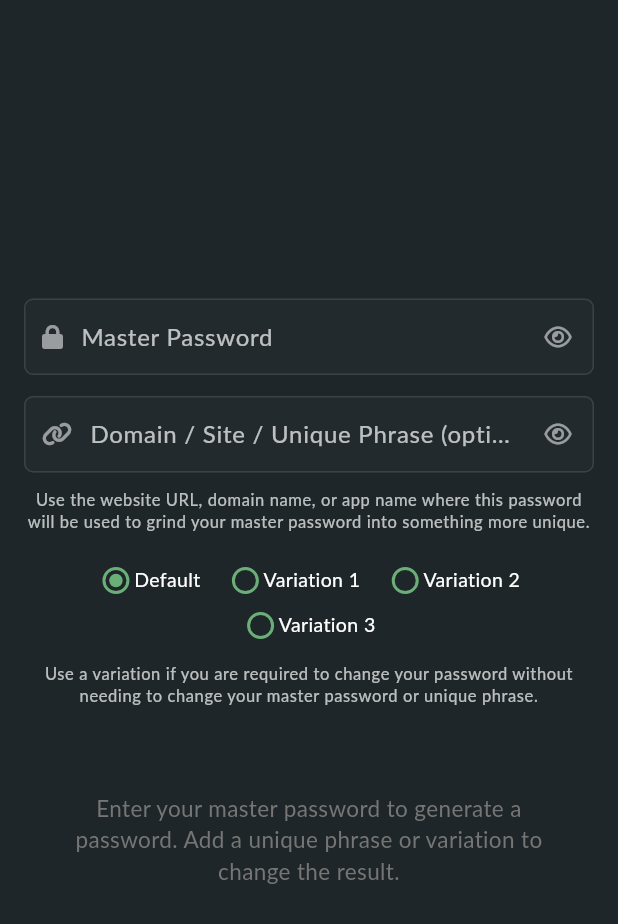
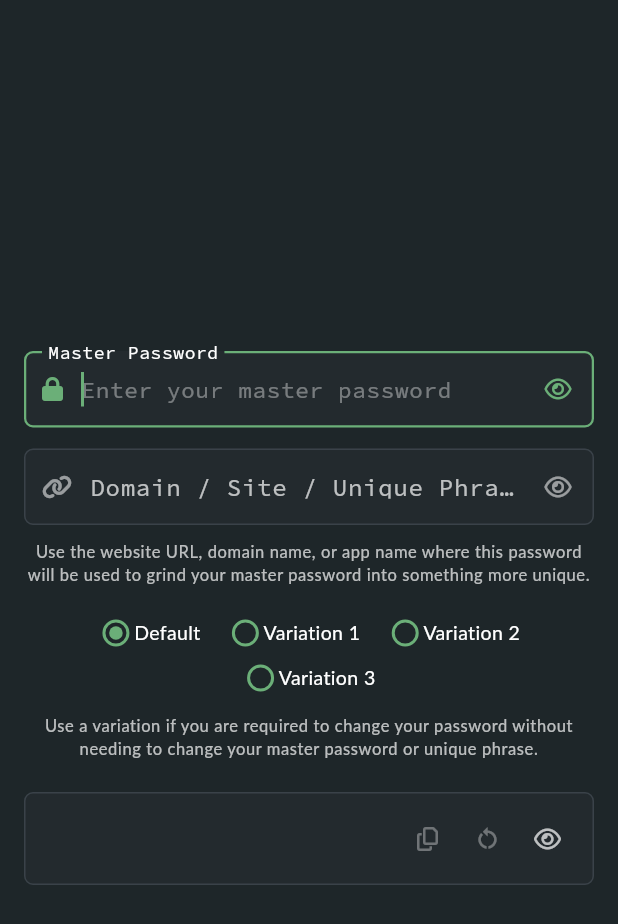
Before and after one commit to jeremycaris/passgrinder-desktop, a Flutter app: the screen it shows after launch, on a phone screen of 412 x 824 dp. Shown: the top 924 px of the screen. Run offline on Flutter 3.47's test engine with Material 3 defaults, Android fonts, the phone set to English and light mode, and no system bars; our stand-ins replace font_awesome_flutter; project files that could hold a hidden picture were left out.

Commit message:
Refactor password field and home screen logic; implement auto-reset feature and enhance macOS app lifecycle handling

```diff
--- a/lib/main.dart
+++ b/lib/main.dart
@@ -51,6 +51,7 @@ class PassGrinderApp extends StatelessWidget {
       useMaterial3: true,
       colorScheme: darkScheme,
       scaffoldBackgroundColor: bg,
+      fontFamily: 'Lato',
       iconTheme: const IconThemeData(color: Colors.white70),
       textTheme: baseTextTheme.copyWith(
         bodySmall: const TextStyle(fontFamily: 'Lato', fontSize: 11),
@@ -73,9 +74,9 @@ class PassGrinderApp extends StatelessWidget {
         }),
         labelStyle: MaterialStateTextStyle.resolveWith((states) {
           if (states.contains(MaterialState.focused)) {
-            return const TextStyle(color: Colors.white, fontWeight: FontWeight.w500);
+            return const TextStyle(color: Colors.white, fontWeight: FontWeight.w500, fontFamily: 'Lato');
           }
-          return const TextStyle(color: Colors.white70, fontWeight: FontWeight.w500);
+          return const TextStyle(color: Colors.white70, fontWeight: FontWeight.w500, fontFamily: 'Lato');
         }),
         hintStyle: const TextStyle(color: Colors.white38, fontFamily: 'Lato'),
         border: const OutlineInputBorder(
--- a/lib/screens/home_screen.dart
+++ b/lib/screens/home_screen.dart
@@ -1,3 +1,6 @@
+import 'dart:math' as math;
+import 'dart:async';
+
 import 'package:flutter/material.dart';
 import 'package:flutter/services.dart';
 import 'package:font_awesome_flutter/font_awesome_flutter.dart';
@@ -13,27 +16,110 @@ class HomeScreen extends StatefulWidget {
 }
 
 class _HomeScreenState extends State<HomeScreen> {
+  static const MethodChannel _appEventsChannel = MethodChannel('appEvents');
   final _masterPasswordController = TextEditingController();
   final _uniquePhraseController = TextEditingController();
+  final _masterPasswordFocusNode = FocusNode();
   bool _showMaster = false;
   bool _showUnique = false;
+  bool _scheduledFocus = false;
+  Timer? _autoResetTimer;
+  static const Duration _autoResetDuration = Duration(minutes: 1);
+  GeneratorService? _service;
+
+  void _focusMasterField() {
+    if (_scheduledFocus) return;
+    _scheduledFocus = true;
+    WidgetsBinding.instance.addPostFrameCallback((_) {
+      _scheduledFocus = false;
+      if (!mounted) return;
+      _masterPasswordFocusNode.requestFocus();
+    });
+  }
+
+  void _scheduleAutoReset() {
+    _autoResetTimer?.cancel();
+    _autoResetTimer = Timer(_autoResetDuration, () {
+      if (!mounted) return;
+      final service = context.read<GeneratorService>();
+      _masterPasswordController.clear();
+      _uniquePhraseController.clear();
+      service.clear();
+      _focusMasterField();
+      _autoResetTimer = null;
+    });
+  }
+
+  void _cancelAutoReset() {
+    _autoResetTimer?.cancel();
+    _autoResetTimer = null;
+  }
+
+  void _onServiceChanged() {
+    if (!mounted) return;
+    final pwd = _service?.generatedPassword ?? '';
+    if (pwd.isNotEmpty) {
+      _scheduleAutoReset();
+    } else {
+      _cancelAutoReset();
+    }
+  }
+
+  @override
+  void initState() {
+    super.initState();
+    // Auto-focus the master password field when the screen loads
+    _focusMasterField();
+
+    // Listen for macOS app/window lifecycle events from native code
+    _appEventsChannel.setMethodCallHandler((call) async {
+      switch (call.method) {
+        case 'appHidden':
+        case 'appWillTerminate':
+          if (!mounted) return;
+          final service = context.read<GeneratorService>();
+          _masterPasswordController.clear();
+          _uniquePhraseController.clear();
+          service.clear();
+          _cancelAutoReset();
+          _focusMasterField();
+          break;
+        default:
+          break;
+      }
+    });
+
+    // Attach listener to service after first build
+    WidgetsBinding.instance.addPostFrameCallback((_) {
+      _service = context.read<GeneratorService>();
+      _service?.addListener(_onServiceChanged);
+    });
+  }
 
   @override
   void dispose() {
     _masterPasswordController.dispose();
     _uniquePhraseController.dispose();
+    _masterPasswordFocusNode.dispose();
+    _cancelAutoReset();
+    _service?.removeListener(_onServiceChanged);
     super.dispose();
   }
 
   void _copyToClipboard(String text) {
     if (text.isEmpty) return;
+    final mq = MediaQuery.of(context);
+    final snackBottom = math.max(
+      (mq.size.height - mq.padding.vertical) / 2 - 24,
+      mq.padding.bottom + 16,
+    );
     Clipboard.setData(ClipboardData(text: text));
     ScaffoldMessenger.of(context).showSnackBar(
       SnackBar(
         content: const Text('Password copied to clipboard', textAlign: TextAlign.center),
         duration: const Duration(seconds: 2),
         behavior: SnackBarBehavior.floating,
-        margin: const EdgeInsets.only(left: 40, right: 40, bottom: 180),
+        margin: EdgeInsets.only(left: 40, right: 40, bottom: snackBottom),
         backgroundColor: const Color(0xFF6baf78),
         shape: RoundedRectangleBorder(borderRadius: BorderRadius.circular(6)),
       ),
@@ -49,6 +135,9 @@ class _HomeScreenState extends State<HomeScreen> {
             constraints: const BoxConstraints(maxWidth: 460),
             child: Consumer<GeneratorService>(
               builder: (context, service, _) {
+                final isResetDisabled =
+                    service.masterPassword.isEmpty && service.uniquePhrase.isEmpty && service.variation == 0;
+
                 return SingleChildScrollView(
                   child: Padding(
                     padding: const EdgeInsets.symmetric(horizontal: 16.0, vertical: 20.0),
@@ -59,11 +148,15 @@ class _HomeScreenState extends State<HomeScreen> {
                         // Master Password Field
                         TextField(
                           controller: _masterPasswordController,
+                          focusNode: _masterPasswordFocusNode,
                           obscureText: !_showMaster,
-                          style: const TextStyle(fontFamily: 'Lato', fontSize: 15, color: Colors.white),
+                          style: const TextStyle(fontFamily: 'SourceCodePro', fontSize: 15, color: Colors.white),
                           decoration: InputDecoration(
                             labelText: 'Master Password',
+                            labelStyle: const TextStyle(fontFamily: 'SourceCodePro', color: Colors.white70),
+                            floatingLabelStyle: const TextStyle(fontFamily: 'SourceCodePro', color: Colors.white),
                             hintText: 'Enter your master password',
+                            hintStyle: const TextStyle(fontFamily: 'SourceCodePro', color: Colors.white38),
                             border: const OutlineInputBorder(
                               borderRadius: BorderRadius.all(Radius.circular(6)),
                             ),
@@ -82,6 +175,7 @@ class _HomeScreenState extends State<HomeScreen> {
                           ),
                           onChanged: (value) {
                             service.setMasterPassword(value);
+                            _scheduleAutoReset();
                           },
                         ),
                         const SizedBox(height: 14),
@@ -90,10 +184,13 @@ class _HomeScreenState extends State<HomeScreen> {
                         TextField(
                           controller: _uniquePhraseController,
                           obscureText: !_showUnique,
-                          style: const TextStyle(fontFamily: 'Lato', fontSize: 15, color: Colors.white),
+                          style: const TextStyle(fontFamily: 'SourceCodePro', fontSize: 15, color: Colors.white),
                           decoration: InputDecoration(
                             labelText: 'Domain / Site / Unique Phrase (optional)',
+                            labelStyle: const TextStyle(fontFamily: 'SourceCodePro', color: Colors.white70),
+                            floatingLabelStyle: const TextStyle(fontFamily: 'SourceCodePro', color: Colors.white),
                             hintText: 'e.g., gmail.com, MyBankApp, etc.',
+                            hintStyle: const TextStyle(fontFamily: 'SourceCodePro', color: Colors.white38),
                             border: const OutlineInputBorder(
                               borderRadius: BorderRadius.all(Radius.circular(6)),
                             ),
@@ -112,6 +209,7 @@ class _HomeScreenState extends State<HomeScreen> {
                           ),
                           onChanged: (value) {
                             service.setUniquePhrase(value);
+                            _scheduleAutoReset();
                           },
                         ),
                         const SizedBox(height: 10),
@@ -135,7 +233,10 @@ class _HomeScreenState extends State<HomeScreen> {
                             children: List.generate(4, (index) {
                               final label = index == 0 ? 'Default' : 'Variation $index';
                               return GestureDetector(
-                                onTap: () => service.setVariation(index),
+                                onTap: () {
+                                  service.setVariation(index);
+                                  _scheduleAutoReset();
+                                },
                                 child: Row(
                                   mainAxisSize: MainAxisSize.min,
                                   children: [
@@ -143,7 +244,10 @@ class _HomeScreenState extends State<HomeScreen> {
                                       value: index,
                                       groupValue: service.variation,
                                       onChanged: (v) {
-                                        if (v != null) service.setVariation(v);
+                                        if (v != null) {
+                                          service.setVariation(v);
+                                          _scheduleAutoReset();
+                                        }
                                       },
                                       materialTapTargetSize: MaterialTapTargetSize.shrinkWrap,
                                       visualDensity: const VisualDensity(horizontal: -4, vertical: -4),
@@ -165,8 +269,7 @@ class _HomeScreenState extends State<HomeScreen> {
                         ),
                         const SizedBox(height: 22),
 
-                        // Generated Password Display or Empty State
-                        if (service.generatedPassword.isNotEmpty)
+                        // Generated Password Display
                         Column(
                           crossAxisAlignment: CrossAxisAlignment.stretch,
                           children: [
@@ -179,93 +282,15 @@ class _HomeScreenState extends State<HomeScreen> {
                               onCopy: () {
                                 _copyToClipboard(service.generatedPassword);
                               },
-                              ),
-                              const SizedBox(height: 14),
-                              Row(
-                                children: [
-                                  Expanded(
-                                    child: ElevatedButton(
-                                      onPressed: () {
-                                        _copyToClipboard(service.generatedPassword);
-                                      },
-                                      style: ElevatedButton.styleFrom(
-                                        padding: const EdgeInsets.symmetric(vertical: 12),
-                                      ),
-                                      child: const Text('Copy', style: TextStyle(fontSize: 15, fontWeight: FontWeight.w600, fontFamily: 'Lato')),
-                                    ),
-                                  ),
-                                  const SizedBox(width: 12),
-                                  Expanded(
-                                    child: ElevatedButton(
-                                      onPressed: () {
+                              onReset: () {
                                 _masterPasswordController.clear();
                                 _uniquePhraseController.clear();
                                 service.clear();
+                                _cancelAutoReset();
+                                _focusMasterField();
                               },
-                                      style: ElevatedButton.styleFrom(
-                                        padding: const EdgeInsets.symmetric(vertical: 12),
-                                      ),
-                                      child: const Text('Reset', style: TextStyle(fontSize: 15, fontWeight: FontWeight.w600, fontFamily: 'Lato')),
-                                    ),
-                                  ),
-                                ],
-                              ),
-                            ],
-                          )
-                        else
-                          Stack(
-                            children: [
-                              Opacity(
-                                opacity: 0,
-                                child: Column(
-                                  crossAxisAlignment: CrossAxisAlignment.stretch,
-                                  children: [
-                                    PasswordField(
-                                      password: 'placeholder',
-                                      showPassword: false,
-                                      onToggleVisibility: () {},
-                                      onCopy: () {},
-                                    ),
-                                    const SizedBox(height: 14),
-                                    Row(
-                                      children: [
-                                        Expanded(
-                                          child: ElevatedButton(
-                                            onPressed: null,
-                                            style: ElevatedButton.styleFrom(
-                                              padding: const EdgeInsets.symmetric(vertical: 12),
-                                            ),
-                                            child: const Text('Copy', style: TextStyle(fontSize: 15, fontWeight: FontWeight.w600, fontFamily: 'Lato')),
-                                          ),
-                                        ),
-                                        const SizedBox(width: 12),
-                                        Expanded(
-                                          child: ElevatedButton(
-                                            onPressed: null,
-                                            style: ElevatedButton.styleFrom(
-                                              padding: const EdgeInsets.symmetric(vertical: 12),
-                                            ),
-                                            child: const Text('Reset', style: TextStyle(fontSize: 15, fontWeight: FontWeight.w600, fontFamily: 'Lato')),
-                                          ),
-                                        ),
-                                      ],
-                                    ),
-                                  ],
-                                ),
-                              ),
-                              Positioned.fill(
-                                child: Center(
-                                  child: Padding(
-                                    padding: const EdgeInsets.symmetric(horizontal: 24),
-                                    child: Text(
-                                      'Enter your master password to generate a password. Add a unique phrase or variation to change the result.',
-                                      textAlign: TextAlign.center,
-                                      style: Theme.of(context).textTheme.bodyMedium?.copyWith(
-                                            color: Colors.grey[600],
-                                          ),
-                                    ),
-                                  ),
-                                ),
+                              resetEnabled: !isResetDisabled,
+                              copyEnabled: service.generatedPassword.isNotEmpty,
                             ),
                           ],
                         ),
--- a/lib/widgets/password_field.dart
+++ b/lib/widgets/password_field.dart
@@ -6,6 +6,9 @@ class PasswordField extends StatelessWidget {
   final bool showPassword;
   final VoidCallback onToggleVisibility;
   final VoidCallback onCopy;
+  final VoidCallback onReset;
+  final bool resetEnabled;
+  final bool copyEnabled;
 
   const PasswordField({
     Key? key,
@@ -13,10 +16,23 @@ class PasswordField extends StatelessWidget {
     required this.showPassword,
     required this.onToggleVisibility,
     required this.onCopy,
+    required this.onReset,
+    required this.resetEnabled,
+    required this.copyEnabled,
   }) : super(key: key);
 
   @override
   Widget build(BuildContext context) {
+    final ButtonStyle iconBtnStyle = IconButton.styleFrom(
+      hoverColor: Colors.transparent,
+      focusColor: Colors.transparent,
+      highlightColor: Colors.transparent,
+      backgroundColor: Colors.transparent,
+      disabledBackgroundColor: Colors.transparent,
+      padding: EdgeInsets.zero,
+      minimumSize: const Size(40, 40),
+      tapTargetSize: MaterialTapTargetSize.shrinkWrap,
+    );
     return Container(
       decoration: BoxDecoration(
         color: const Color(0xFF232a2e),
@@ -45,10 +61,28 @@ class PasswordField extends StatelessWidget {
           SizedBox(
             width: 40,
             child: IconButton(
-              icon: const FaIcon(FontAwesomeIcons.copy, size: 16),
-              onPressed: onCopy,
+              icon: FaIcon(
+                FontAwesomeIcons.copy,
+                size: 16,
+                color: copyEnabled ? null : Colors.white.withOpacity(0.35),
+              ),
+              onPressed: copyEnabled ? onCopy : null,
               tooltip: 'Copy password',
-              padding: EdgeInsets.zero,
+              style: iconBtnStyle,
+              constraints: const BoxConstraints(minWidth: 40),
+            ),
+          ),
+          SizedBox(
+            width: 40,
+            child: IconButton(
+              icon: Icon(
+                Icons.restart_alt,
+                size: 18,
+                color: resetEnabled ? null : Colors.white.withOpacity(0.35),
+              ),
+              onPressed: resetEnabled ? onReset : null,
+              tooltip: 'Reset fields',
+              style: iconBtnStyle,
               constraints: const BoxConstraints(minWidth: 40),
             ),
           ),
@@ -58,7 +92,7 @@ class PasswordField extends StatelessWidget {
               icon: FaIcon(showPassword ? FontAwesomeIcons.eyeSlash : FontAwesomeIcons.eye, size: 16),
               onPressed: onToggleVisibility,
               tooltip: showPassword ? 'Hide password' : 'Show password',
-              padding: EdgeInsets.zero,
+              style: iconBtnStyle,
               constraints: const BoxConstraints(minWidth: 40),
             ),
           ),
```
Also changed, not shown: assets/fonts/SourceCodePro-Regular.ttf, 3 other files. Lines whose indentation alone changed are shown as unchanged.
